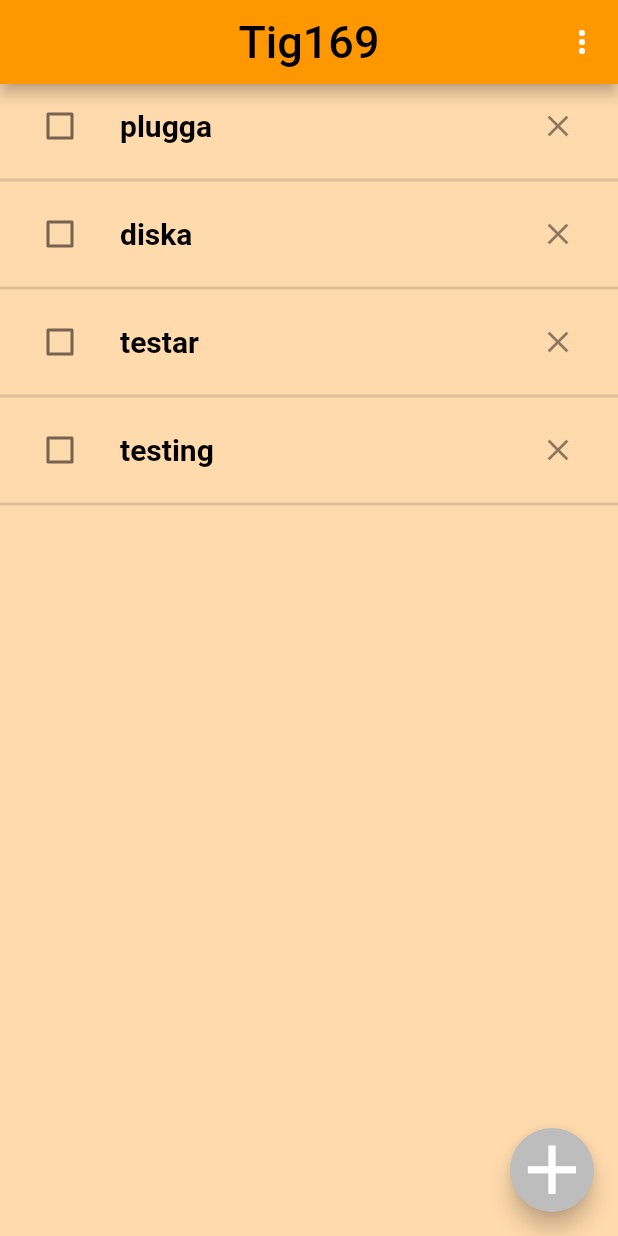
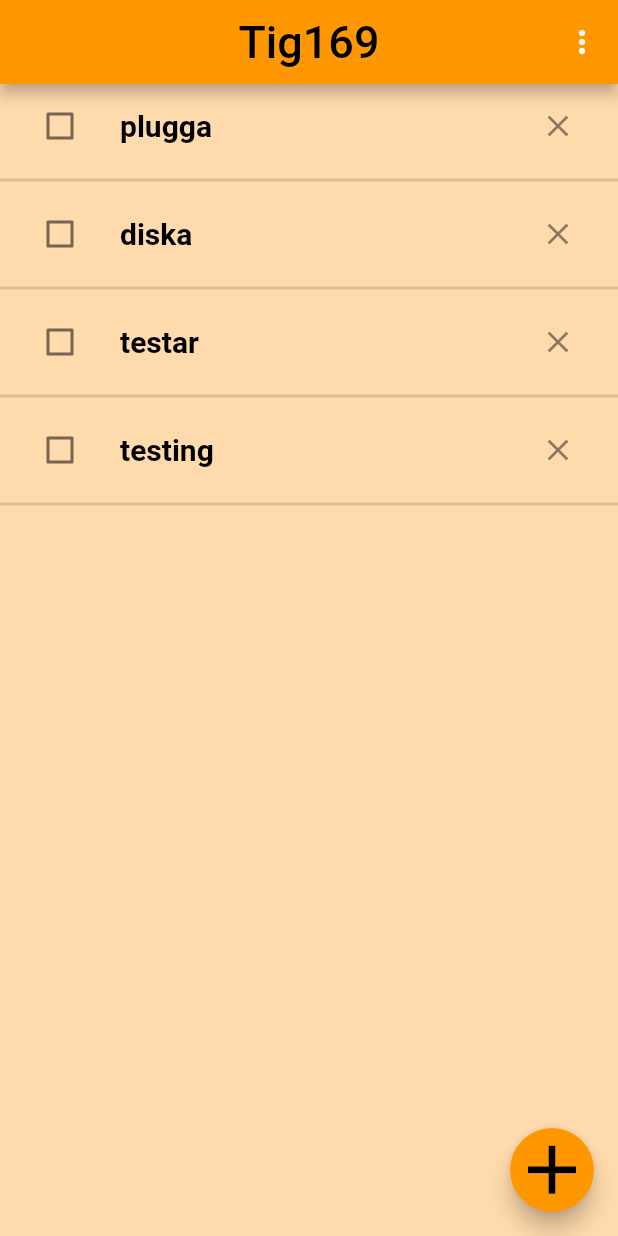
Before and after one commit to gu-tig169-ht21/gusaxellth, a Flutter app: the screen it shows after launch, on a phone screen of 412 x 824 dp. Run offline on Flutter 3.47's test engine with Material 2 defaults, Android fonts, the phone set to English and light mode, and no system bars.

```diff
--- a/lib/main.dart
+++ b/lib/main.dart
@@ -55,10 +55,10 @@ class MainView extends StatelessWidget {
           }));
         },
         tooltip: 'Increment',
-        backgroundColor: Colors.grey[400],
+        backgroundColor: Colors.orange,
         child: const Icon(
           Icons.add,
-          color: Colors.white,
+          color: Colors.black,
           size: 55,
         ),
       ),
```
